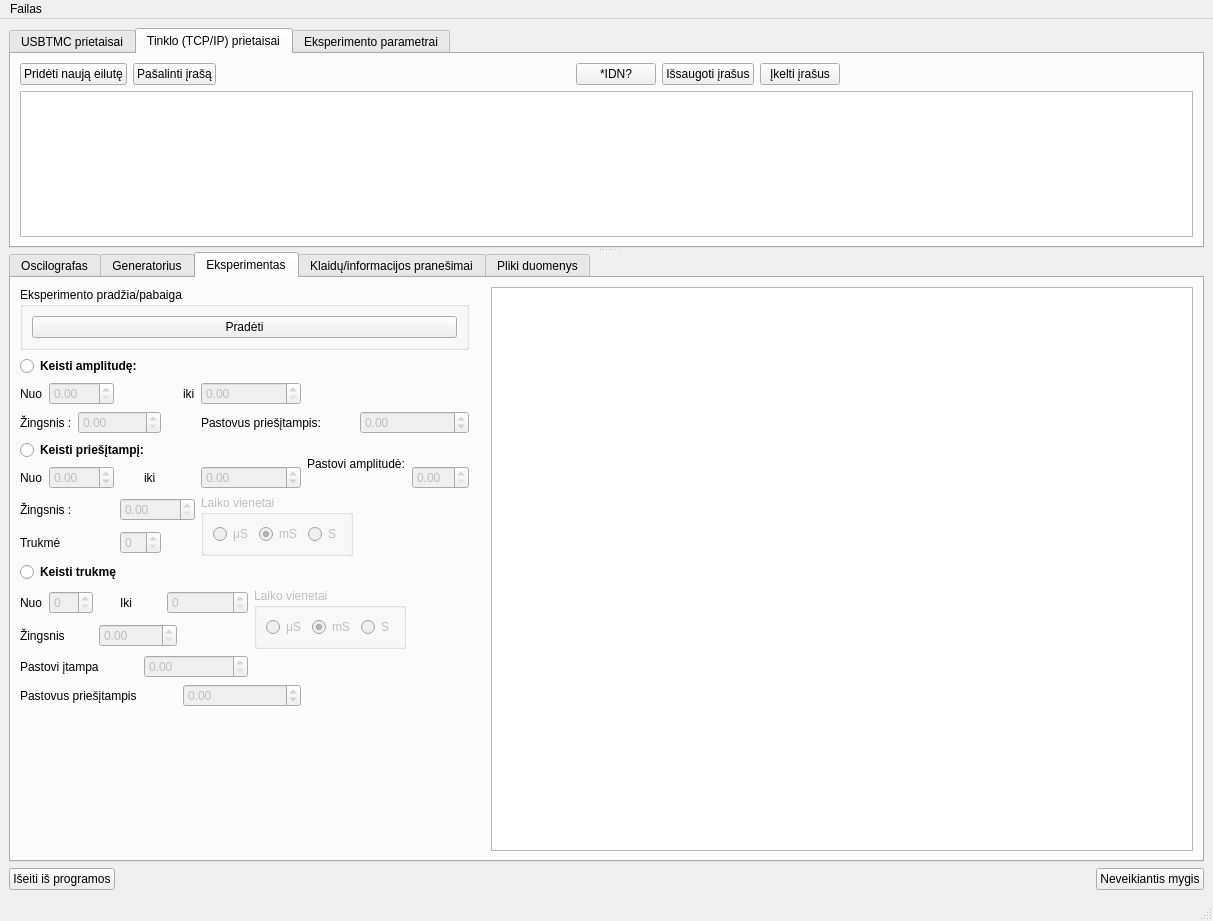
userIsTaken/TryUSB, file UIfiles/GUIThread.ui: the form before one commit.
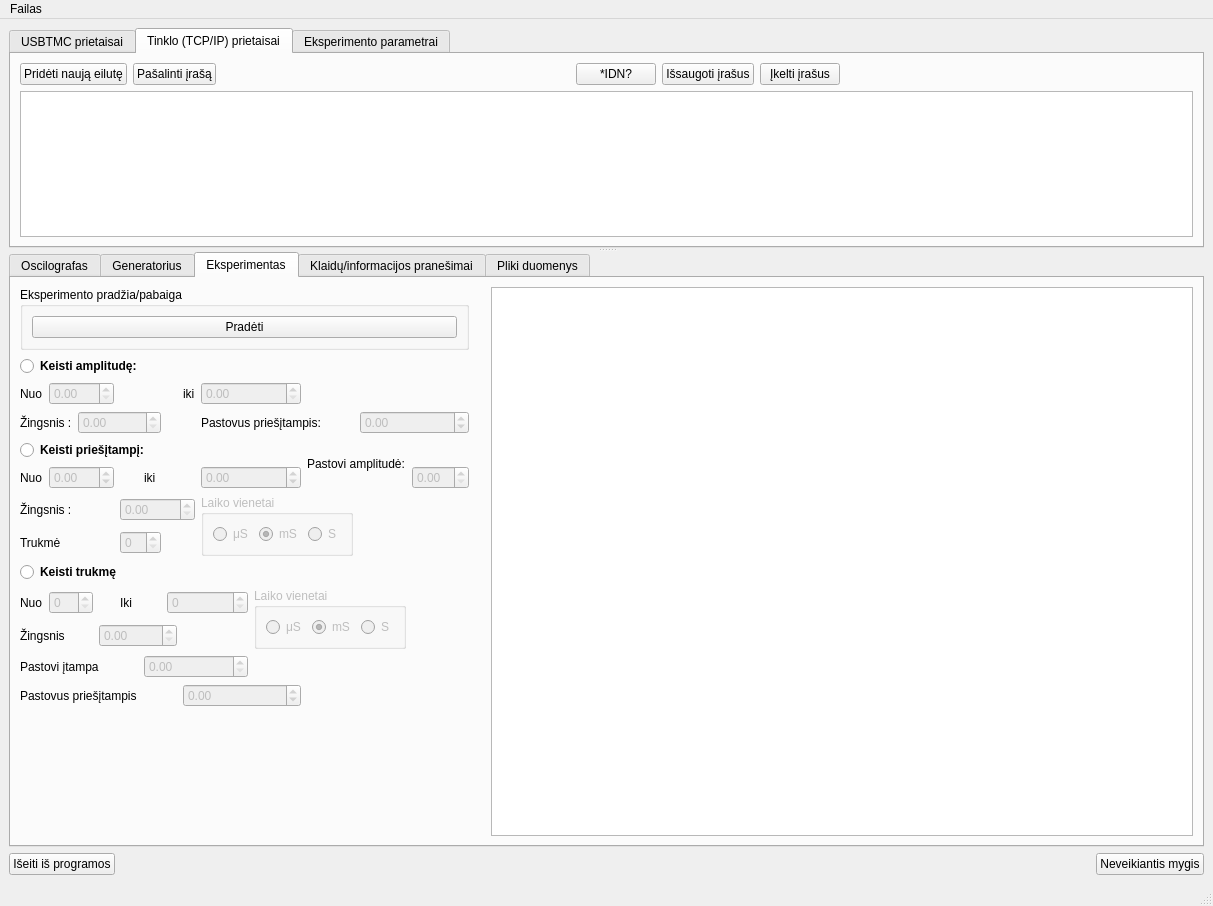
The form after the commit. The open tabs and pages were chosen to show the change. Icons and pictures are not drawn. Custom widgets are drawn as their Qt base class.

Diff of the .ui file:
```diff
--- a/UIfiles/GUIThread.ui
+++ b/UIfiles/GUIThread.ui
@@ -7,7 +7,7 @@
     <x>0</x>
     <y>0</y>
     <width>1213</width>
-    <height>921</height>
+    <height>906</height>
    </rect>
   </property>
   <property name="windowTitle">
```
Left out of the diff: 5 changed lines with no effect on the pictures.
